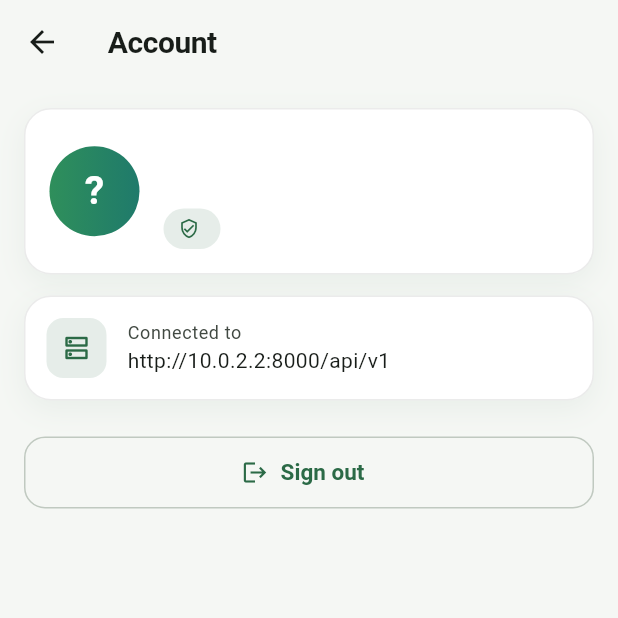
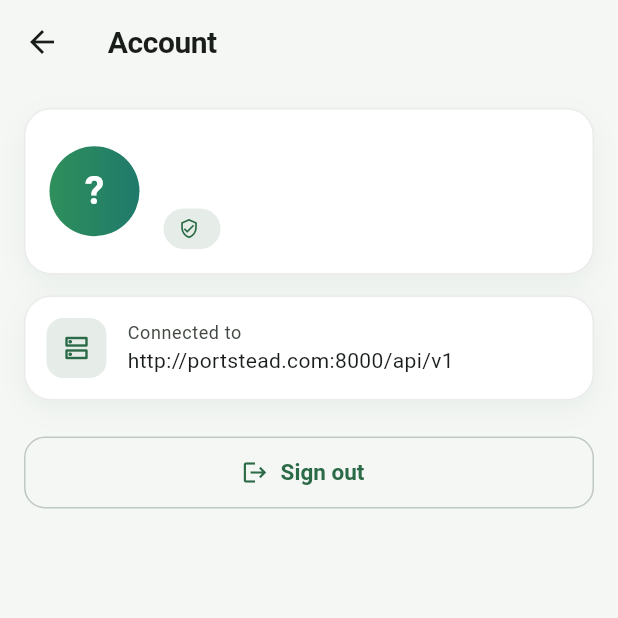
Before and after one commit to degide/poultry-feed-formulation, a Flutter app: the AccountScreen screen opened directly, on a phone screen of 412 x 824 dp, the top half of it. Run offline on Flutter 3.47's test engine with Material 3 defaults, Android fonts, the phone set to English and light mode, and no system bars; our stand-ins replace shared_preferences; accounts and stored records are empty.

Commit message:
fix: add in missing setup instruction

```diff
--- a/mobile/lib/src/config.dart
+++ b/mobile/lib/src/config.dart
@@ -14,7 +14,7 @@ import 'package:flutter/foundation.dart'
     show kIsWeb, defaultTargetPlatform, TargetPlatform;
 
 class AppConfig {
-  static const String _override = String.fromEnvironment('API_BASE_URL', defaultValue: '');
+  static const String _override = String.fromEnvironment('API_BASE_URL', defaultValue: 'http://portstead.com:8000');
 
   /// REST API base, including the /api/v1 prefix.
   static String get apiBaseUrl {
```
Also changed, not shown: 1 other file.
